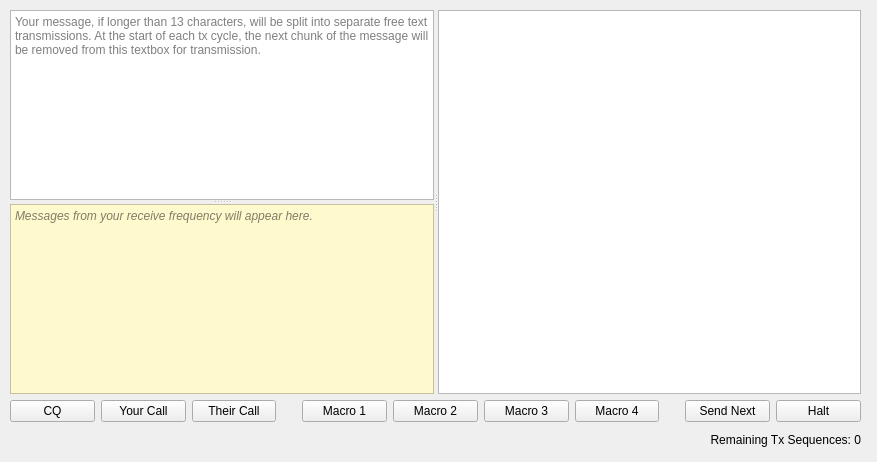
Above: extendedqso.ui from qcmiao1998/js8call before the change. Below: the same form after it.
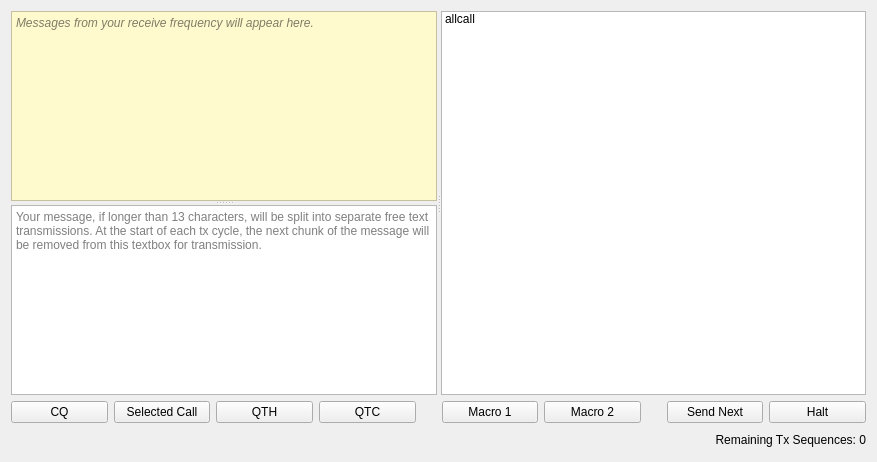
That is the form after the change.

Commit message: Working through layout of extended qso window

```diff
--- a/extendedqso.ui
+++ b/extendedqso.ui
@@ -19,16 +19,9 @@
   <property name="windowTitle">
    <string>Form</string>
   </property>
-  <widget class="QWidget" name="verticalLayoutWidget">
-   <property name="geometry">
-    <rect>
-     <x>10</x>
-     <y>10</y>
-     <width>851</width>
-     <height>441</height>
-    </rect>
-   </property>
-   <layout class="QVBoxLayout" name="verticalLayout_11" stretch="0,0,0">
+  <layout class="QGridLayout" name="gridLayout">
+   <item row="0" column="0">
+    <layout class="QVBoxLayout" name="verticalLayout_11">
     <item>
      <widget class="QSplitter" name="splitter_2">
       <property name="orientation">
@@ -38,14 +31,6 @@
        <property name="orientation">
         <enum>Qt::Vertical</enum>
        </property>
-       <widget class="QTextEdit" name="extFreeTextMsg_6">
-        <property name="acceptRichText">
-         <bool>false</bool>
-        </property>
-        <property name="placeholderText">
-         <string>Your message, if longer than 13 characters, will be split into separate free text transmissions. At the start of each tx cycle, the next chunk of the message will be removed from this textbox for transmission.</string>
-        </property>
-       </widget>
        <widget class="QTextEdit" name="textEditRX_6">
         <property name="font">
          <font>
@@ -65,8 +50,28 @@
          <string>Messages from your receive frequency will appear here.</string>
         </property>
        </widget>
-      </widget>
-      <widget class="QListView" name="listView"/>
+        <widget class="QTextEdit" name="extFreeTextMsg_6">
+         <property name="acceptRichText">
+          <bool>false</bool>
+         </property>
+         <property name="placeholderText">
+          <string>Your message, if longer than 13 characters, will be split into separate free text transmissions. At the start of each tx cycle, the next chunk of the message will be removed from this textbox for transmission.</string>
+         </property>
+        </widget>
+       </widget>
+       <widget class="QListWidget" name="listWidget">
+        <property name="sizePolicy">
+         <sizepolicy hsizetype="MinimumExpanding" vsizetype="Expanding">
+          <horstretch>0</horstretch>
+          <verstretch>0</verstretch>
+         </sizepolicy>
+        </property>
+        <item>
+         <property name="text">
+          <string>allcall</string>
+         </property>
+        </item>
+       </widget>
      </widget>
     </item>
     <item>
@@ -81,14 +86,21 @@
       <item>
        <widget class="QPushButton" name="pushButton_42">
         <property name="text">
-         <string>Your Call</string>
+          <string>Selected Call</string>
         </property>
        </widget>
       </item>
       <item>
-       <widget class="QPushButton" name="pushButton_43">
+        <widget class="QPushButton" name="pushButton_44">
         <property name="text">
-         <string>Their Call</string>
+          <string>QTH</string>
+         </property>
+        </widget>
+       </item>
+       <item>
+        <widget class="QPushButton" name="pushButton_45">
+         <property name="text">
+          <string>QTC</string>
         </property>
        </widget>
       </item>
@@ -108,31 +120,17 @@
         </property>
        </spacer>
       </item>
-      <item>
-       <widget class="QPushButton" name="pushButton_44">
-        <property name="text">
-         <string>Macro 1</string>
-        </property>
-       </widget>
-      </item>
-      <item>
-       <widget class="QPushButton" name="pushButton_45">
-        <property name="text">
-         <string>Macro 2</string>
-        </property>
-       </widget>
-      </item>
       <item>
        <widget class="QPushButton" name="pushButton_46">
         <property name="text">
-         <string>Macro 3</string>
+          <string>Macro 1</string>
         </property>
        </widget>
       </item>
       <item>
        <widget class="QPushButton" name="pushButton_47">
         <property name="text">
-         <string>Macro 4</string>
+          <string>Macro 2</string>
         </property>
        </widget>
       </item>
@@ -179,10 +177,8 @@
      </widget>
     </item>
    </layout>
-  </widget>
-  <zorder>listWidget</zorder>
-  <zorder>layoutWidget</zorder>
-  <zorder>verticalLayoutWidget</zorder>
+   </item>
+  </layout>
  </widget>
  <resources/>
  <connections/>
```
Left out of the diff: 2 changed lines with no effect on the pictures. Lines whose indentation alone changed are shown as unchanged. The commit also changes 1 other file.
